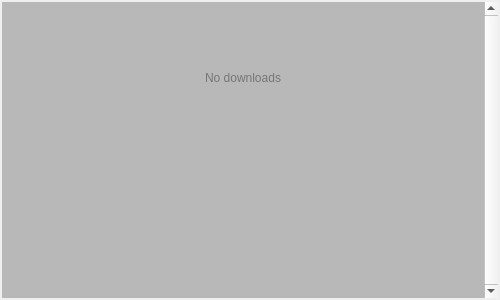
This is src/ui/DownloadManagerWidget.ui in altairwei/WizNotePlus as Qt 5 draws it before an edit. The edited form follows.
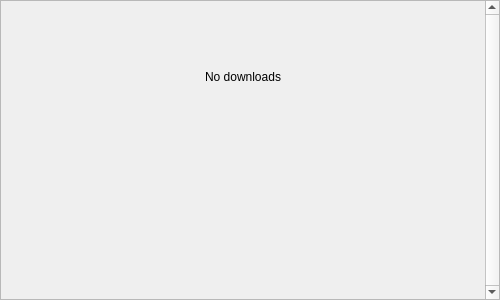
This is the edited form.

Commit message: IMPROVE: download manager icon and style

Diff of the .ui file:
```diff
--- a/src/ui/DownloadManagerWidget.ui
+++ b/src/ui/DownloadManagerWidget.ui
@@ -14,9 +14,7 @@
    <string>Downloads</string>
   </property>
   <property name="styleSheet">
-   <string notr="true">#DownloadManagerWidget {
-    background: palette(button)
-}</string>
+   <string notr="true"/>
   </property>
   <layout class="QVBoxLayout" name="m_topLevelLayout">
    <property name="sizeConstraint">
@@ -37,10 +35,7 @@
    <item>
     <widget class="QScrollArea" name="m_scrollArea">
      <property name="styleSheet">
-      <string notr="true">#m_scrollArea {
-  margin: 2px;
-  border: none;
-}</string>
+      <string notr="true"/>
      </property>
      <property name="verticalScrollBarPolicy">
       <enum>Qt::ScrollBarAlwaysOn</enum>
@@ -59,12 +54,12 @@
        <rect>
         <x>0</x>
         <y>0</y>
-        <width>482</width>
-        <height>296</height>
+        <width>477</width>
+        <height>298</height>
        </rect>
       </property>
       <property name="styleSheet">
-       <string notr="true">#m_items {background: palette(mid)}</string>
+       <string notr="true"/>
       </property>
       <layout class="QVBoxLayout" name="m_itemsLayout">
        <property name="spacing">
@@ -91,7 +86,7 @@
           </sizepolicy>
          </property>
          <property name="styleSheet">
-          <string notr="true">color: palette(shadow)</string>
+          <string notr="true"/>
          </property>
          <property name="text">
           <string>No downloads</string>
```
The commit also changes 8 other files.
